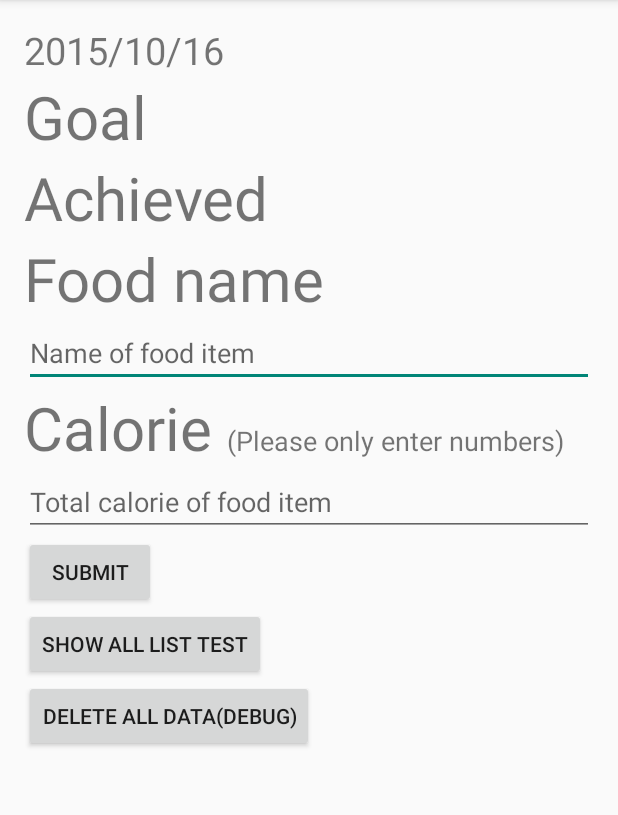
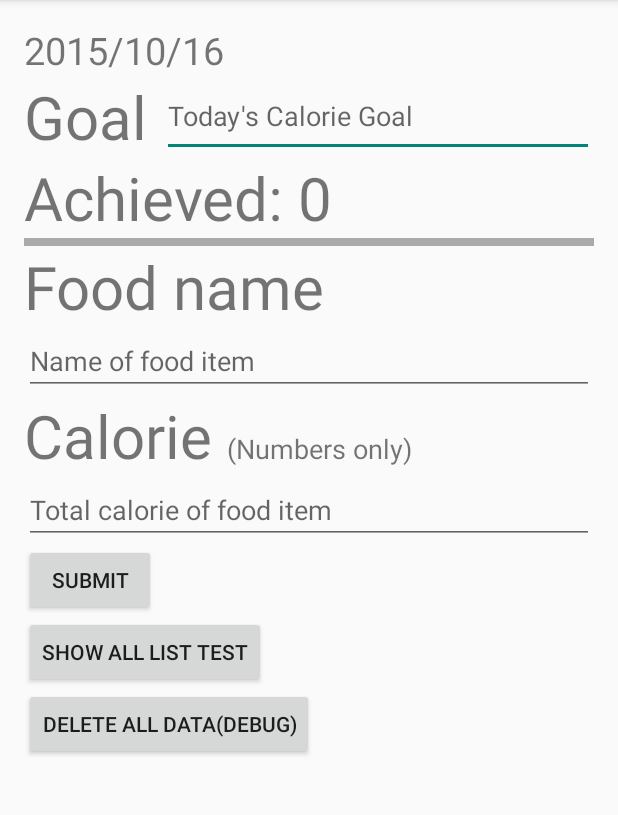
Before and after one commit to andy168chipz/BulkApp, an Android app: the screen it shows after launch (MainActivity), on a phone screen of 412 x 824 dp, the part 84-899 px from its top. Run offline under Robolectric (Android 15) with nearby library versions, the phone set to English and light mode, and no system bars.

Commit message:
added alert dialog, query datasource and singleton dbhelper

```diff
--- a/app/src/main/java/com/app/andy/bulkapp/Data/BulkDbHelper.java
+++ b/app/src/main/java/com/app/andy/bulkapp/Data/BulkDbHelper.java
@@ -23,7 +23,7 @@ public class BulkDbHelper extends SQLiteOpenHelper {
 		return mDbHelper;
 	}
 
-	public BulkDbHelper(Context context) {
+	private BulkDbHelper(Context context) {
 		super(context, DATABASE_NAME, null, DATABASE_VERSION);
 		this.mContext = context;
 	}
--- a/app/src/main/java/com/app/andy/bulkapp/FoodItemDataSource.java
+++ b/app/src/main/java/com/app/andy/bulkapp/FoodItemDataSource.java
@@ -63,6 +63,26 @@ public class FoodItemDataSource {
 	}
 
 	/**
+	 * Delete all item
+	 * @return the row affected
+	 */
+	public long deleteAllItem() {
+		return database.delete(BulkContract.FoodItemEntry.TABLE_NAME, "1", null);
+	}
+
+	public Cursor queryToday(String date){
+		String query[] = {BulkContract.FoodItemEntry.COLUMN_CALORIE_COUNT};
+		Cursor cursor = database.query(BulkContract.FoodItemEntry.TABLE_NAME,
+				query,
+				BulkContract.FoodItemEntry.COLUMN_DATE+"=\""+date+"\"",
+				null,
+				null,
+				null,
+				null);
+		return cursor;
+	}
+
+	/**
 	 * Get all the items in db
 	 *
 	 * @return
--- a/app/src/main/java/com/app/andy/bulkapp/MainFragment.java
+++ b/app/src/main/java/com/app/andy/bulkapp/MainFragment.java
@@ -1,6 +1,9 @@
 package com.app.andy.bulkapp;
 
+import android.app.AlertDialog;
 import android.content.Context;
+import android.content.DialogInterface;
+import android.database.Cursor;
 import android.os.Bundle;
 import android.support.annotation.Nullable;
 import android.support.v4.app.Fragment;
@@ -29,6 +32,7 @@ public class MainFragment extends Fragment {
 	private FoodItemDataSource dataSource;
 	private static final String LOG_TAG = "Bulk Fragment";
 	private ListShowListener showListener;
+	private TextView achievedText;
 
 	public static interface ListShowListener {
 		public void onListShow();
@@ -83,8 +87,9 @@ public class MainFragment extends Fragment {
 	 */
 	private void init(View view) {
 		TextView dateText = (TextView) view.findViewById(R.id.dateTextView);
-		DateFormat format = new SimpleDateFormat("yyyy/MM/dd");
-		dateText.setText(format.format(new Date()));
+		dateText.setText(getDate());
+		achievedText = (TextView) view.findViewById(R.id.achieveText);
+		achievedText.setText("Achieved: " + getAchieved());
 		foodNameEdit = (EditText) view.findViewById(R.id.foodEditText);
 		calorieCountEdit = (EditText) view.findViewById(R.id.calEditText);
 	}
@@ -96,6 +101,16 @@ public class MainFragment extends Fragment {
 	private String getDate() {
 		DateFormat formatter = new SimpleDateFormat("yyyy/MM/dd");
 		return formatter.format(new Date()).toString();
+	}
+
+	private String getAchieved(){
+		Cursor cursor = dataSource.queryToday(getDate());
+		int sum = 0;
+		while(cursor.moveToNext()){
+			sum += cursor.getInt(0);
+			Log.v(LOG_TAG, cursor.getString(0));
+		}
+		return Integer.toString(sum);
 	}
 
 	/**
@@ -124,6 +139,9 @@ public class MainFragment extends Fragment {
 					} else {
 						Log.v(LOG_TAG, "Insert successful" + id);
 					}
+					foodNameEdit.setText("");
+					calorieCountEdit.setText("");
+					achievedText.setText("Achieved: " + getAchieved());
 				}
 				break;
 			case R.id.showListButton:
@@ -132,6 +150,26 @@ public class MainFragment extends Fragment {
 				}
 				break;
 			case R.id.deleteAllButton:
+				AlertDialog.Builder builder = new AlertDialog.Builder(getActivity());
+				builder.setMessage("Are you sure you want to delete all entries?");
+				builder.setPositiveButton("Yes", new DialogInterface.OnClickListener() {
+					@Override
+					public void onClick(DialogInterface dialog, int which) {
+						long id = dataSource.deleteAllItem();
+						if (id > 0)
+							Log.v("Delete action", Long.toString(id));
+						else {
+							Log.v("Delete action", "none");
+						}
+					}
+				});
+				builder.setNegativeButton("No", new DialogInterface.OnClickListener() {
+					@Override
+					public void onClick(DialogInterface dialog, int which) {
+					}
+				});
+				AlertDialog dialog = builder.create();
+				dialog.show();
 				break;
 			default:
 				Log.e(LOG_TAG, "Invalid button");
--- a/app/src/main/res/layout/main_fragment.xml
+++ b/app/src/main/res/layout/main_fragment.xml
@@ -4,13 +4,15 @@
               android:layout_width="match_parent"
               android:layout_height="match_parent"
               android:weightSum="1">
-
     <TextView
         android:layout_width="match_parent"
         android:layout_height="wrap_content"
         android:id="@+id/dateTextView"
         android:textSize="25sp"/>
-
+    <LinearLayout
+        android:layout_width="match_parent"
+        android:layout_height="wrap_content"
+        android:orientation="horizontal">
         <TextView
             android:layout_width="wrap_content"
             android:layout_height="wrap_content"
@@ -18,12 +20,31 @@
             android:textSize="40sp"
             android:id="@+id/goalText"/>
 
+        <EditText
+            android:layout_width="wrap_content"
+            android:layout_height="match_parent"
+            android:hint="Today's Calorie Goal"
+            android:layout_marginLeft="10dp"
+            android:layout_weight="1"/>
+    </LinearLayout>
+
+    <LinearLayout
+        android:layout_width="match_parent"
+        android:layout_height="wrap_content">
         <TextView
             android:layout_width="wrap_content"
             android:layout_height="wrap_content"
             android:text="Achieved"
             android:textSize="40sp"
             android:id="@+id/achieveText"/>
+    </LinearLayout>
+
+    <View
+        android:layout_width="match_parent"
+        android:layout_height="5dp"
+        android:background="@android:color/darker_gray"
+        android:paddingBottom="20dp"
+        android:paddingTop="20dp"/>
 
     <TextView
         android:layout_width="wrap_content"
@@ -54,7 +75,8 @@
         <TextView
             android:layout_width="wrap_content"
             android:layout_height="wrap_content"
-            android:text="(Please only enter numbers)"
+            android:text="(Numbers only)"
+            android:ellipsize="end"
             android:textSize="18sp"
             android:paddingLeft="10sp"/>
     </LinearLayout>
```
Also changed, not shown: 1 other file. Lines whose indentation alone changed are shown as unchanged.
